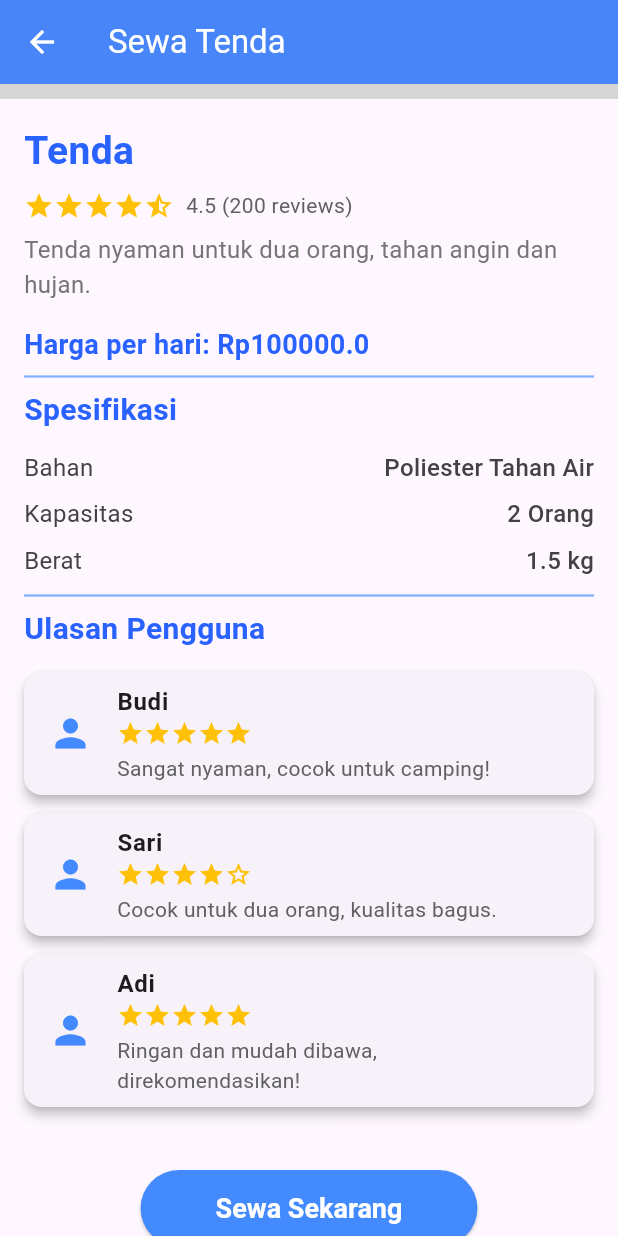
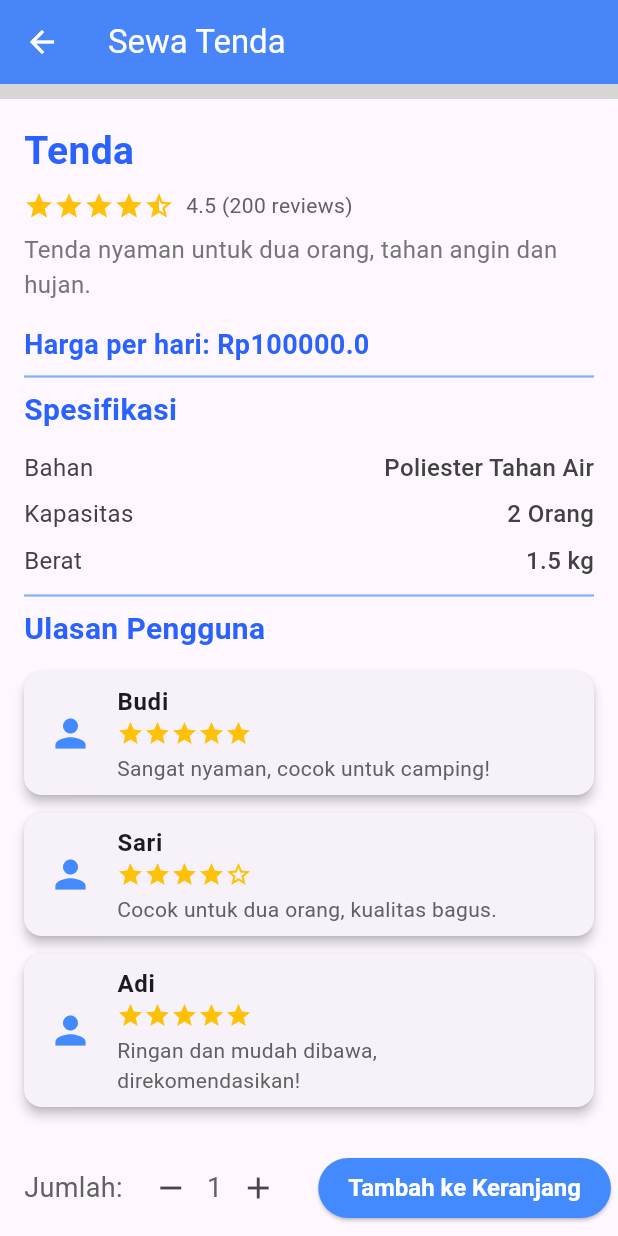
Before and after one commit to Dimata-PKL-2024/PKL-Flutter, a Flutter app: the EquipmentRentPage screen opened directly with sample values from the repository, scrolled down 240 dp, on a phone screen of 412 x 824 dp. Run offline on Flutter 3.47's test engine with Material 3 defaults, Android fonts, the phone set to English and light mode, and no system bars; our stand-ins replace get; grey boxes are pictures that could not be loaded.

Commit message:
create quantity cart

```diff
--- a/lib/models/equipment_model.dart
+++ b/lib/models/equipment_model.dart
@@ -4,6 +4,7 @@ class Equipment {
   final double pricePerDay;
   final String imagePath;
   final Map<String, String> specifications;
+  int quantity;
 
   Equipment({
     required this.name,
@@ -11,6 +12,7 @@ class Equipment {
     required this.pricePerDay,
     required this.imagePath,
     required this.specifications,
+    this.quantity = 1,
   });
 
   static List<Equipment> getEquipmentList() {
--- a/lib/views/equipment/equipment_rent_page.dart
+++ b/lib/views/equipment/equipment_rent_page.dart
@@ -3,8 +3,14 @@ import '../../../models/equipment_model.dart';
 import 'package:get/get.dart';
 import '../../../controllers/equipment_controller.dart';
 
-class EquipmentRentPage extends StatelessWidget {
-  final EquipmentController controller = Get.find(); // Mengambil instance EquipmentController
+class EquipmentRentPage extends StatefulWidget {
+  @override
+  _EquipmentRentPageState createState() => _EquipmentRentPageState();
+}
+
+class _EquipmentRentPageState extends State<EquipmentRentPage> {
+  final EquipmentController controller = Get.find();
+  int quantity = 1;
 
   @override
   Widget build(BuildContext context) {
@@ -37,26 +43,69 @@ class EquipmentRentPage extends StatelessWidget {
                 ],
               ),
             ),
-            SizedBox(height: 20.0),
-            Center(
-              child: ElevatedButton(
+Padding(
+  padding: const EdgeInsets.symmetric(horizontal: 16.0, vertical: 8.0),
+  child: Row(
+    mainAxisAlignment: MainAxisAlignment.spaceBetween,
+    crossAxisAlignment: CrossAxisAlignment.center,
+    children: [
+
+      Spacer(),
+
+      Row(
+        children: [
+          Text(
+            'Jumlah:',
+            style: TextStyle(fontSize: 18, color: Colors.grey[700]),
+          ),
+          SizedBox(width: 8),
+          IconButton(
+            icon: Icon(Icons.remove),
             onPressed: () {
-                  controller.addToCart(equipment); // Menambahkan item ke keranjang
+              setState(() {
+                if (quantity > 1) quantity--;
+              });
             },
-                child: Text(
-                  'Sewa Sekarang',
+          ),
+          Text(
+            '$quantity',
+            style: TextStyle(fontSize: 18, color: Colors.grey[700]),
+          ),
+          IconButton(
+            icon: Icon(Icons.add),
+            onPressed: () {
+              setState(() {
+                quantity++;
+              });
+            },
+          ),
+        ],
+      ),
+
+      SizedBox(width: 16),
+
+      ElevatedButton(
+        onPressed: () {
+          controller.addToCart(equipment, quantity);
+        },
+        child: Row(
+          children: [
+            Text(
+              'Tambah ke Keranjang',
               style: TextStyle(color: Colors.white),
+            ),
+          ],
         ),
         style: ElevatedButton.styleFrom(
           backgroundColor: Colors.blueAccent,
-                  padding:
-                      EdgeInsets.symmetric(horizontal: 50.0, vertical: 15.0),
-                  textStyle:
-                      TextStyle(fontSize: 18, fontWeight: FontWeight.bold),
+          padding: EdgeInsets.symmetric(horizontal: 20.0, vertical: 10.0),
+          textStyle: TextStyle(fontSize: 16, fontWeight: FontWeight.bold),
         ),
       ),
+    ],
   ),
-            SizedBox(height: 20.0),
+),
+
           ],
         ),
       ),
```
Also changed, not shown: lib/controllers/equipment_controller.dart (+22 -5 lines), lib/views/equipment/CartPage.dart (+6 -7 lines). Lines whose indentation alone changed are shown as unchanged.
